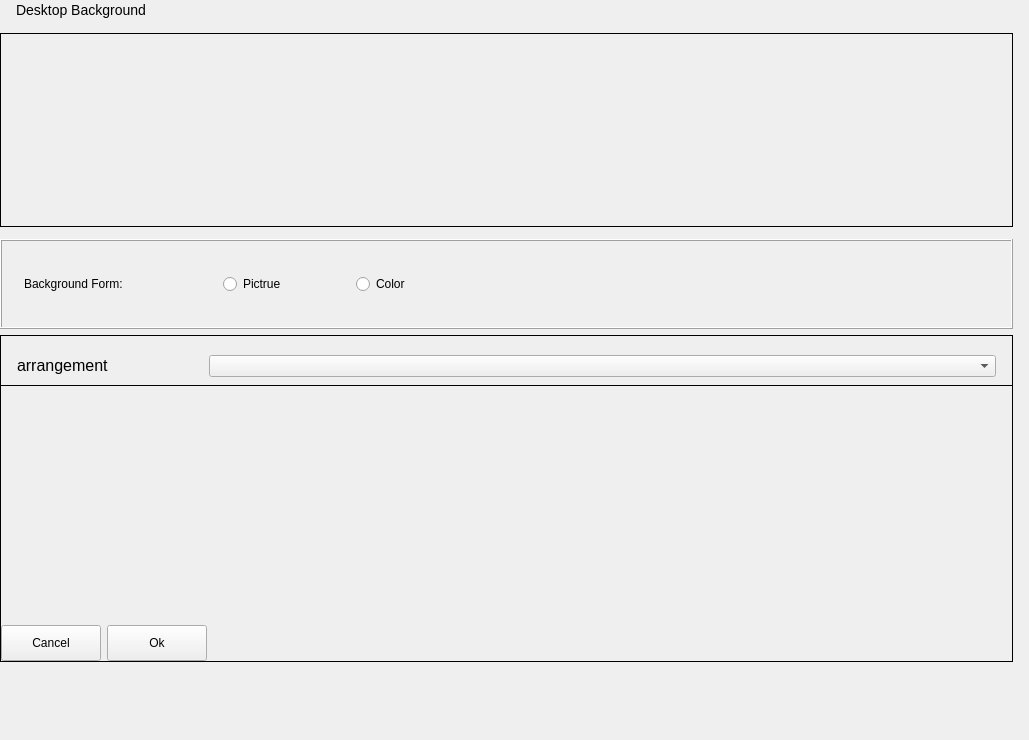
This is plugins/personalized/wallpaper/wallpaper.ui in ukui/ukui-control-center as Qt 5 draws it before an edit. The edited form follows.
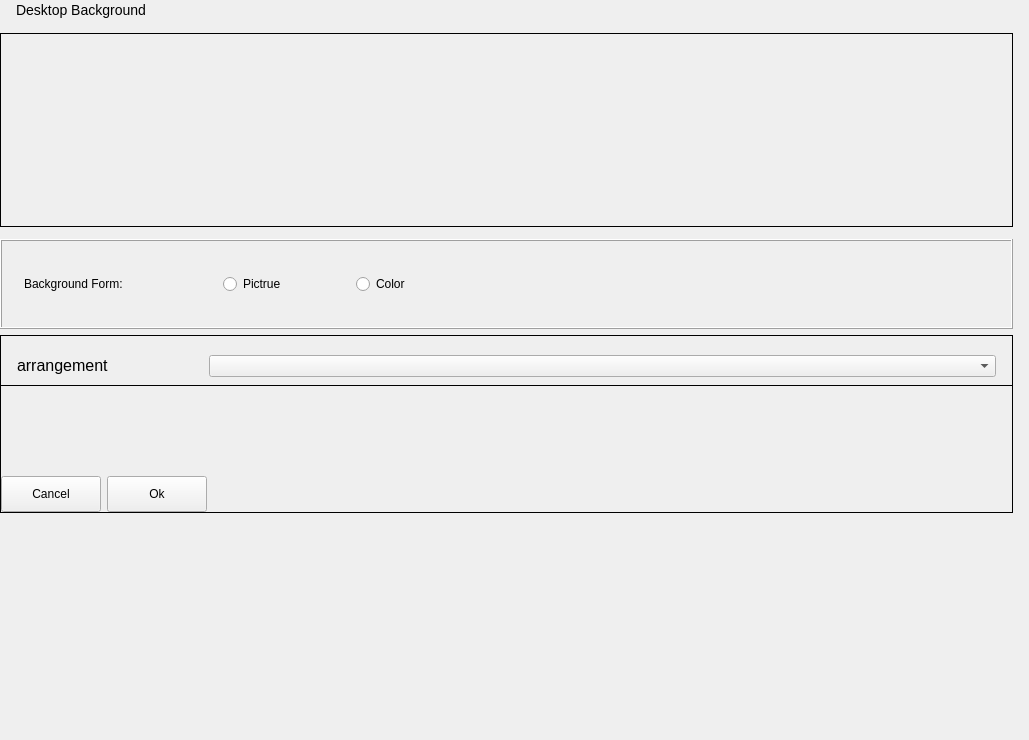
This is the edited form.

Commit message:
fix(wallpaper): wallpaper
Description: flash back

Log: 平板模式点击背景锁屏闪退

```diff
--- a/plugins/personalized/wallpaper/wallpaper.ui
+++ b/plugins/personalized/wallpaper/wallpaper.ui
@@ -903,6 +903,19 @@
         </layout>
        </widget>
       </item>
+      <item>
+       <spacer name="verticalSpacer_3">
+        <property name="orientation">
+         <enum>Qt::Vertical</enum>
+        </property>
+        <property name="sizeHint" stdset="0">
+         <size>
+          <width>20</width>
+          <height>0</height>
+         </size>
+        </property>
+       </spacer>
+      </item>
      </layout>
     </widget>
    </item>
```
The commit also changes 2 other files.
